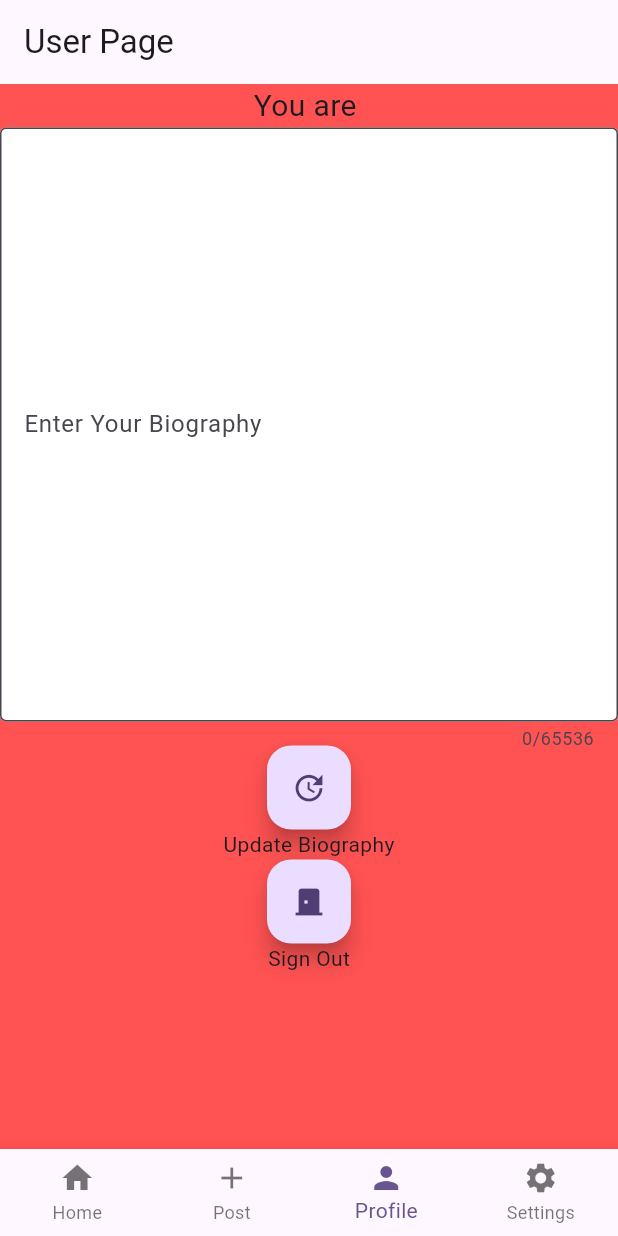
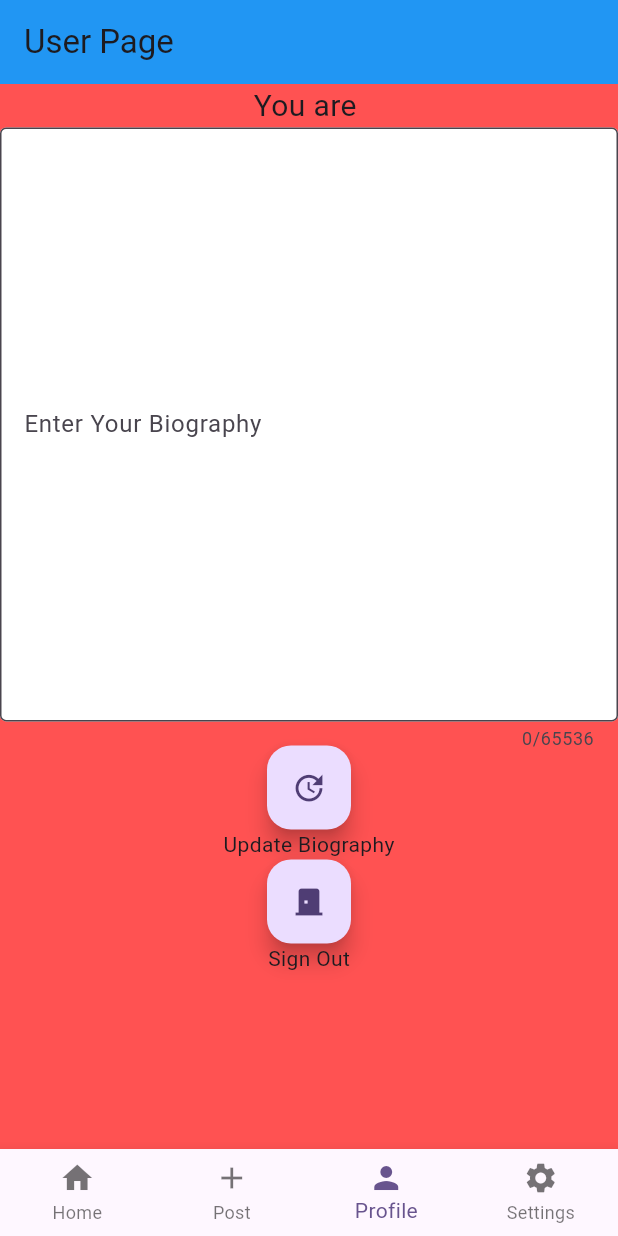
Before and after one commit to ssplat312/BlogIt_GoogleWorkshop, a Flutter app: the screen it shows once a user with an empty profile is signed in, item 3 of the bottom bar chosen, on a phone screen of 412 x 824 dp. Run offline on Flutter 3.47's test engine with Material 3 defaults, Android fonts, the phone set to English and light mode, and no system bars; our stand-ins replace cloud_firestore, firebase_auth, firebase_core, get; missing offline and left inert: dart:ffi; accounts and stored records are empty.

Commit message:
Update ProfilePage.dart

```diff
--- a/lib/ProfilePage.dart
+++ b/lib/ProfilePage.dart
@@ -68,7 +68,7 @@ class _ProfilePageState extends State<ProfilePage> {
 
     print("New Biography Height: ${biographyHeight.toString()}");
     return Scaffold(
-      appBar: AppBar(title: Text("User Page")),
+      appBar: AppBar(title: Text("User Page"), backgroundColor: appbarColor),
       backgroundColor: backgroundColor,
       body: Column(
         mainAxisAlignment: MainAxisAlignment.start,
```
